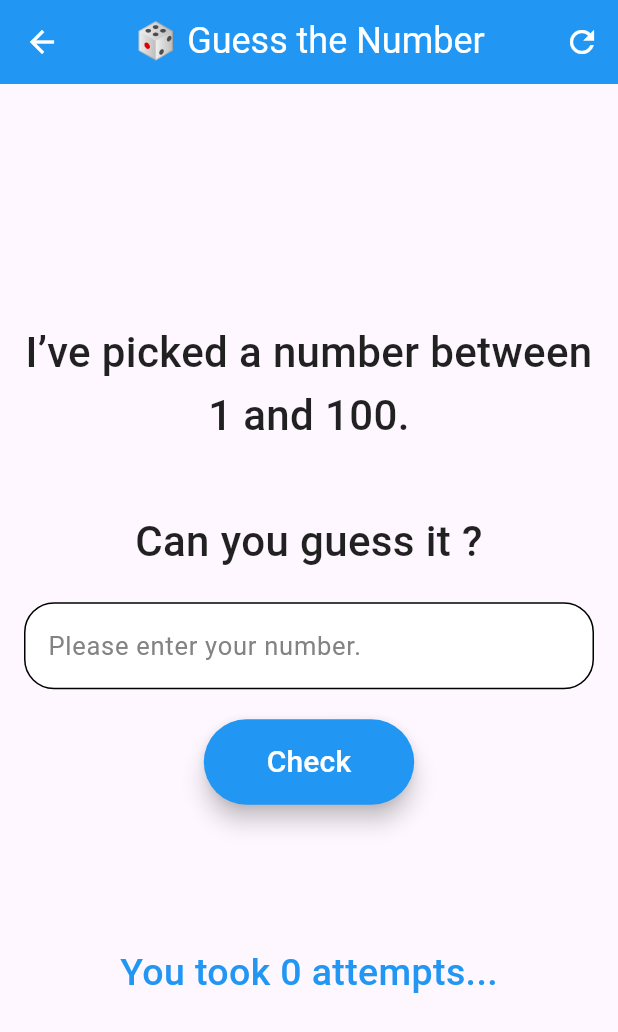
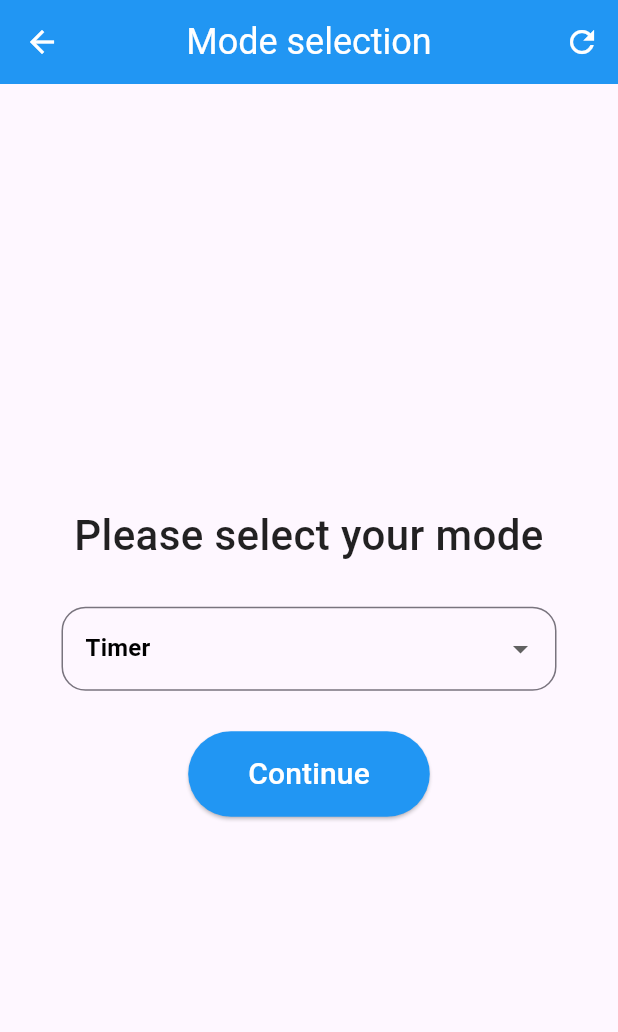
Before and after one commit to neil-surjiani/number-guess, a Flutter app: the screen it shows after launch, after a tap on "Play Game 🎮", on a phone screen of 412 x 824 dp. Shown: the top 1032 px of the screen. Run offline on Flutter 3.47's test engine with Material 3 defaults, Android fonts, the phone set to English and light mode, and no system bars.

Commit message:
New features added (Modes)

```diff
--- a/lib/guess.dart
+++ b/lib/attempts_guess.dart
@@ -1,22 +1,30 @@
+//Future Improvements
+//Difficulty levels (Easy / Medium / Hard)
+//Timer mode
+//Better animations
+//Dark mode support
+
 import 'package:flutter/material.dart';
 import 'dart:math';
 import 'package:number_guess/start_page.dart';
+import 'package:number_guess/result_win.dart';
+import 'package:number_guess/result_lose.dart';
 
-class Guess extends StatefulWidget {
-  const Guess({super.key});
+class Attempts_Guess extends StatefulWidget {
+  const Attempts_Guess({super.key});
 
   @override
-  State<Guess> createState() => _NumGuessState();
+  State<Attempts_Guess> createState() => _NumAttempts_GuessState();
 }
 
-class _NumGuessState extends State<Guess> {
+class _NumAttempts_GuessState extends State<Attempts_Guess> {
   final TextEditingController controller = TextEditingController();
 
   Random random = Random(); // Create a Random object
 
   late int rndmno;
 
-  int attempts = 0;
+  int attempts = 10;
 
   @override
   void initState() {
@@ -56,11 +64,11 @@ class _NumGuessState extends State<Guess> {
         child: Column(
           mainAxisAlignment: MainAxisAlignment.center,
           children: [
+
             Padding(
               padding: EdgeInsetsGeometry.only(bottom: 20),
               child: Text(
-                'I’ve picked a number between 1 and 100.\n\n'
-                'Can you guess it ?',
+                'Guess the number?',
                 textAlign: TextAlign.center,
                 style: const TextStyle(
                   fontSize: 28,
@@ -70,6 +78,24 @@ class _NumGuessState extends State<Guess> {
                 ),
               ),
             ),
+
+            Padding(padding: EdgeInsets.only(bottom: 20),
+          child: Center(
+              child: FittedBox(
+                fit: BoxFit.scaleDown,
+                child: Text(
+                  'Attemps Remaining: $attempts',
+                  style: TextStyle(
+                    fontSize: 27,
+                    fontWeight: FontWeight.w500,
+                    color: attempts > 3
+                          ? Colors.blue
+                          : Colors.redAccent,
+                  ),
+                ),
+              ),
+            ),
+          ),
 
             TextField(
               controller: controller, // Controls text input
@@ -109,7 +135,7 @@ class _NumGuessState extends State<Guess> {
 
                   if (userip == null) return;
 
-                  attempts++;
+                  attempts--;
 
                   setState(() {
                     if (userip > rndmno) {
@@ -118,14 +144,17 @@ class _NumGuessState extends State<Guess> {
                     if (userip < rndmno) {
                       result = 'Too Less ! Try a higher no.';
                     }
-                    if (userip == rndmno) {
-                      result = 'You Won ! Yaaay!';
-                    }
-
                     attempts;
                   });
 
                   controller.clear();
+
+                  if (userip == rndmno) {
+                      Navigator.push(context,MaterialPageRoute(builder: (context) => const Win()));
+                    }
+                  if (attempts == 0) {
+                      Navigator.push(context,MaterialPageRoute(builder: (context) => const Lose()));
+                    }
                 },
                 child: const Text(
                   'Check',
@@ -145,24 +174,8 @@ class _NumGuessState extends State<Guess> {
                     style: TextStyle(
                       fontWeight: FontWeight.bold,
                       fontSize: 26,
-                      color: result == 'You Won ! Yaaay!'
-                          ? Colors.green
-                          : Colors.redAccent,
+                      color: Colors.red
                     ),
-                  ),
-                ),
-              ),
-            ),
-
-            Center(
-              child: FittedBox(
-                fit: BoxFit.scaleDown,
-                child: Text(
-                  'You took $attempts attempts...',
-                  style: TextStyle(
-                    fontSize: 25,
-                    fontWeight: FontWeight.w500,
-                    color: Colors.blue,
                   ),
                 ),
               ),
--- /dev/null
+++ b/lib/mode.dart
@@ -0,0 +1,147 @@
+import 'package:flutter/material.dart';
+import 'package:number_guess/start_page.dart';
+import 'package:number_guess/attempts_guess.dart';
+import 'package:number_guess/timer_guess.dart';
+
+class Mode extends StatefulWidget {
+  const Mode({super.key});
+
+  @override
+  State<Mode> createState() => _ModeState();
+}
+
+class _ModeState extends State<Mode> {
+
+  List<String> modes = ['Timer', 'No. of Attempts'];
+
+  String startmode = 'Timer';
+
+  Widget modeDropdown({
+    required String value,
+    required ValueChanged<String?> onChanged,
+  }) {
+    return DropdownButtonFormField<String>(
+      value: value, // Currently selected currency
+
+      // Dropdown list items
+      items: modes.map((currency) {
+        return DropdownMenuItem(
+          value: currency,
+          child: Text(
+            currency,
+            style: const TextStyle(
+              color: Colors.black,
+              fontWeight: FontWeight.w600,
+            ),
+          ),
+        );
+      }).toList(),
+
+      // Triggered when user selects a new currency
+      onChanged: onChanged,
+
+      // Dropdown field decoration
+      decoration: InputDecoration(
+        border: OutlineInputBorder(borderRadius: BorderRadius.circular(16)),
+        focusedBorder: OutlineInputBorder(
+          borderSide: const BorderSide(color: Colors.blue),
+          borderRadius: BorderRadius.circular(20),
+        ),
+      ),
+    );
+  }
+
+  @override
+  Widget build(BuildContext context) {
+    return Scaffold(
+      resizeToAvoidBottomInset: true,
+      //backgroundColor: Colors.white,
+      appBar: AppBar(
+        backgroundColor: Colors.blue,
+        actions: [
+          IconButton(
+            icon: const Icon(Icons.refresh), // your icon
+            onPressed: () {
+              Navigator.push(
+                context,
+                MaterialPageRoute(builder: (context) => const NumGuess()),
+              );
+            },
+          ),
+        ],
+        iconTheme: const IconThemeData(color: Colors.white),
+        title: const Text(
+          'Mode selection',
+          style: TextStyle(fontSize: 24, color: Colors.white),
+        ),
+        centerTitle: true,
+      ),
+
+      body: Padding(
+        padding: const EdgeInsets.all(16),
+        child: Column(
+          mainAxisAlignment: MainAxisAlignment.center,
+          children: [
+            Padding(
+              padding: EdgeInsetsGeometry.only(bottom: 27),
+              child: Text(
+                'Please select your mode',
+                textAlign: TextAlign.center,
+                style: const TextStyle(
+                  fontSize: 28,
+                  fontWeight: FontWeight.w500,
+                  height: 1.5,
+                  color: Colors.black87,
+                ),
+              ),
+            ),
+
+            Padding(padding: EdgeInsets.symmetric(horizontal: 25),
+            child: Row(
+              children: [
+                Expanded(
+                  child: modeDropdown(
+                    value: startmode,
+                    onChanged: (value) {
+                      setState(() {
+                        startmode = value!;
+                      });
+                    },
+                  ),
+                ),
+              ],
+        ),
+            ),
+
+           Padding(padding: EdgeInsets.only(top: 27),
+           child: ElevatedButton(
+              style: ElevatedButton.styleFrom(
+                backgroundColor: Colors.blue,
+                padding: const EdgeInsets.symmetric(
+                  horizontal: 40,
+                  vertical: 14,
+                ),
+              ),
+              onPressed: () async {
+                if(startmode == 'No. of Attempts')
+                {
+                  Navigator.push(context,MaterialPageRoute(builder: (context) => const Attempts_Guess()));
+                  }
+                if(startmode == 'Timer')
+                {
+                  Navigator.push(context,MaterialPageRoute(builder: (context) => const Timer_Guess()));
+                  }
+              },
+              child: const Text(
+                'Continue',
+                style: TextStyle(fontSize: 20, color: Colors.white),
+              ),
+            ),
+           ),
+          ],
+      ),
+
+    )
+    );
+  }
+}
--- a/lib/start_page.dart
+++ b/lib/start_page.dart
@@ -1,5 +1,5 @@
 import 'package:flutter/material.dart';
-import 'package:number_guess/guess.dart';
+import 'package:number_guess/mode.dart';
 import 'package:number_guess/rules.dart';
 
 class NumGuess extends StatefulWidget {
@@ -42,13 +42,16 @@ class _NumGuessState extends State<NumGuess> {
         child: Column(
           mainAxisAlignment: MainAxisAlignment.center,
           children: [
-            Text(
+            FittedBox(
+                fit: BoxFit.scaleDown,
+                child:Text(
               'Welcome to Number Guess Game',
               style: const TextStyle(
                 fontSize: 25,
                 fontWeight: FontWeight.bold,
                 color: Colors.black,
               ),
+            ),
             ),
 
             Padding(padding: EdgeInsets.all(18),
@@ -62,7 +65,7 @@ class _NumGuessState extends State<NumGuess> {
                 ),
               ),
               onPressed: () {
-                Navigator.push(context,MaterialPageRoute(builder: (context) => const Guess()));
+                Navigator.push(context,MaterialPageRoute(builder: (context) => const Mode()));
               },
               child: const Text(
                 'Play Game 🎮',
```
Also changed, not shown: lib/result_lose.dart (added, +85 -0 lines), lib/result_win.dart (added, +85 -0 lines), lib/rules.dart (+22 -2 lines), lib/timer_guess.dart (added, +211 -0 lines).
